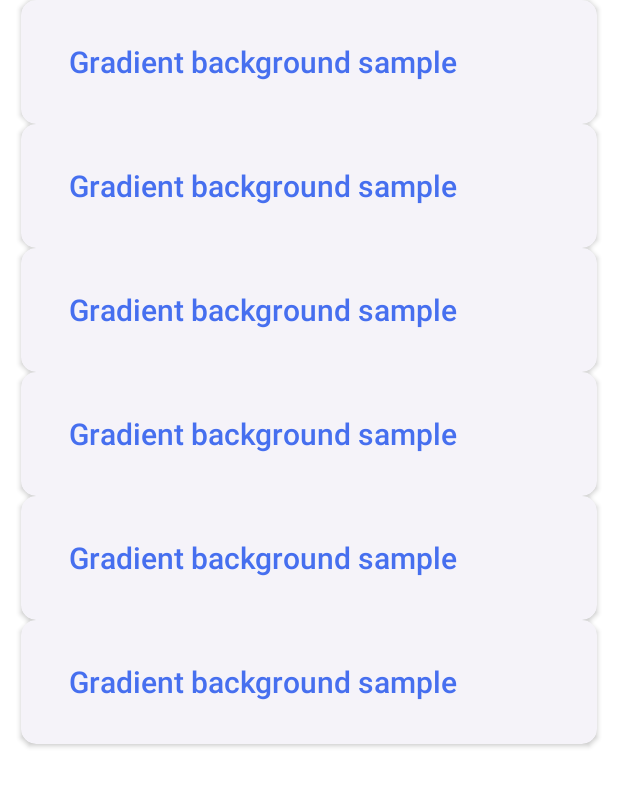
After one commit to Stahma2017/AppForTest, an Android app: the layout fragment_main.xml on its own in the app's theme, with its tools: preview values and no code run, on a phone screen of 412 x 824 dp. The commit adds this screen. Shown: the top 787 px of the screen. Run offline under Robolectric (Android 15) with nearby library versions, the phone set to English and light mode, and no system bars.

```diff
--- /dev/null
+++ b/app/src/main/java/com/stas/ui/animations/AnimationsFragment.kt
@@ -0,0 +1,4 @@
+package com.stas.ui.animations
+
+class AnimationsFragment {
+}
--- a/app/src/main/java/com/stas/ui/bottomsheet/BottomsheetFragment.kt
+++ b/app/src/main/java/com/stas/ui/bottomsheet/BottomsheetFragment.kt
@@ -12,10 +12,7 @@ import com.stas.ui.base.BaseFragment
 class BottomsheetFragment : BaseFragment<FragmentBottomsheetBinding>() {
   private lateinit var bottomsheetBehavior: BottomSheetBehavior<ConstraintLayout>
 
-  override fun provideViewBinding(
-    inflater: LayoutInflater,
-    container: ViewGroup?
-  ): FragmentBottomsheetBinding = FragmentBottomsheetBinding.inflate(inflater, container, false)
+  override fun provideViewBinding(inflater: LayoutInflater, container: ViewGroup?): FragmentBottomsheetBinding = FragmentBottomsheetBinding.inflate(inflater, container, false)
 
   override fun prepareUi(savedInstanceState: Bundle?) {
     bottomsheetBehavior = BottomSheetBehavior.from(binding.sheetContainer)
--- a/app/src/main/java/com/stas/ui/glide/GlideFragment.kt
+++ b/app/src/main/java/com/stas/ui/glide/GlideFragment.kt
@@ -17,8 +17,7 @@ class GlideFragment : Fragment() {
 
   override fun onCreateView(
     inflater: LayoutInflater, container: ViewGroup?,
-    savedInstanceState: Bundle?
-  ): View? {
+    savedInstanceState: Bundle?): View? {
     return inflater.inflate(R.layout.fragment_glide, container, false)
   }
 
--- /dev/null
+++ b/app/src/main/res/layout/fragment_main.xml
@@ -0,0 +1,19 @@
+<?xml version="1.0" encoding="utf-8"?>
+<androidx.constraintlayout.widget.ConstraintLayout xmlns:android="http://schemas.android.com/apk/res/android"
+    xmlns:app="http://schemas.android.com/apk/res-auto"
+    xmlns:tools="http://schemas.android.com/tools"
+    android:layout_width="match_parent"
+    android:layout_height="match_parent">
+
+    <androidx.recyclerview.widget.RecyclerView
+        android:id="@+id/samples"
+        android:layout_width="0dp"
+        android:layout_height="0dp"
+        app:layout_constraintBottom_toBottomOf="parent"
+        app:layout_constraintEnd_toEndOf="parent"
+        app:layout_constraintStart_toStartOf="parent"
+        app:layout_constraintTop_toTopOf="parent"
+        tools:itemCount="6"
+        tools:listitem="@layout/item_sample" />
+
+</androidx.constraintlayout.widget.ConstraintLayout>
```
Also changed, not shown: app/src/main/java/com/stas/ui/main/MainActivity.kt (+14 -22 lines), app/src/main/java/com/stas/ui/main/MainFragment.kt (added, +34 -0 lines), app/src/main/res/layout/activity_main.xml (+1 -14 lines), app/src/main/res/layout/fragment_glide.xml (+3 -4 lines).
